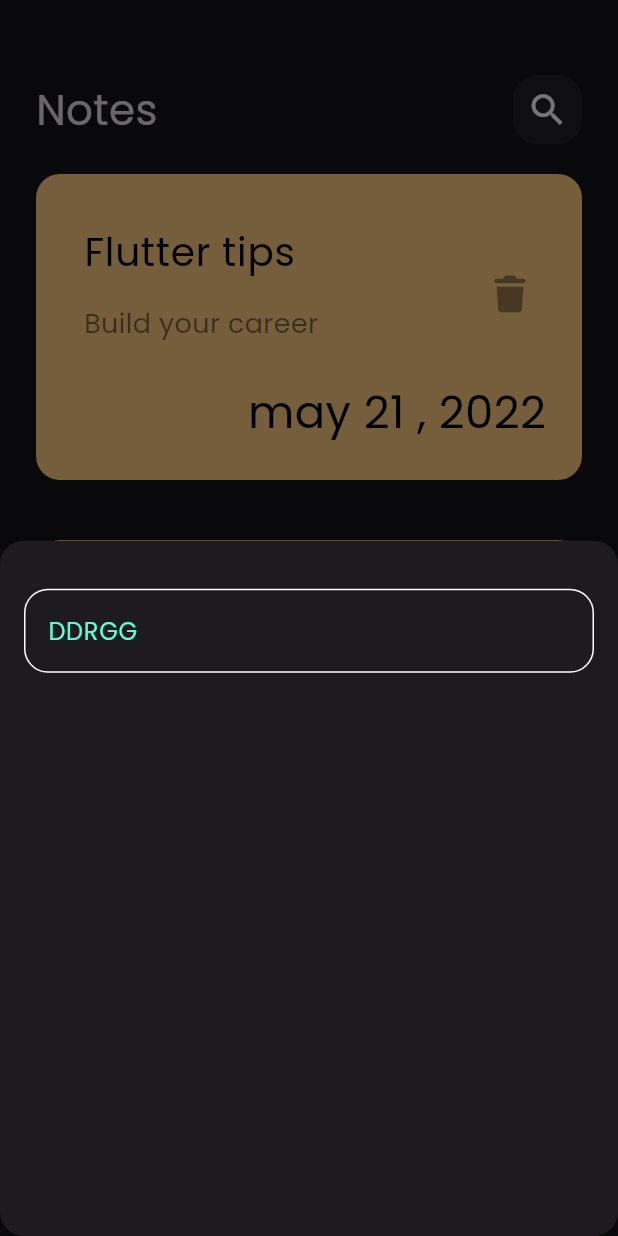
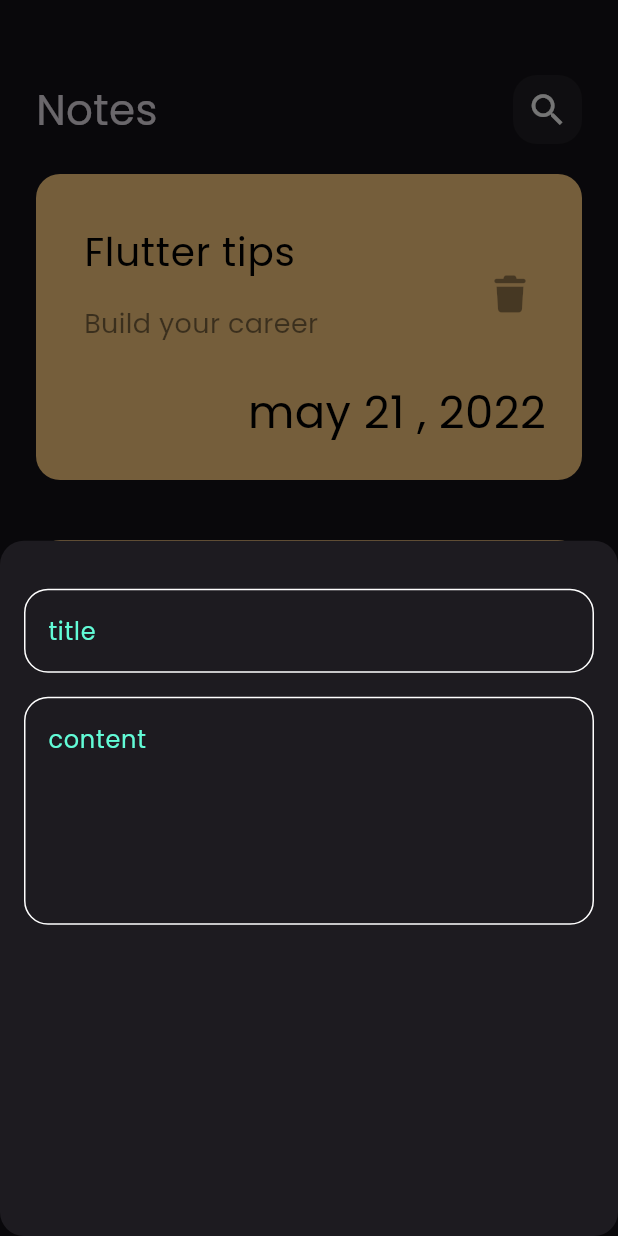
Before and after one commit to kie4a/notes_app, a Flutter app: the screen it shows after launch, after a tap on the "add" icon, on a phone screen of 412 x 824 dp. Run offline on Flutter 3.47's test engine with Material 3 defaults, Android fonts, the phone set to English and light mode, and no system bars; our stand-ins replace font_awesome_flutter.

Commit message:
add filed to bottom sheet

```diff
--- a/App/lib/constants.dart
+++ b/App/lib/constants.dart
@@ -1,7 +1,4 @@
 
-
-
-
-import 'package:flutter/material.dart';
+ import 'package:flutter/material.dart';
 
 const kPrimaycolor = const Color(0xff62FCD7);
--- a/App/lib/widgets/add_node_bottom_sheet.dart
+++ b/App/lib/widgets/add_node_bottom_sheet.dart
@@ -10,9 +10,10 @@
       padding: const EdgeInsets.symmetric(
         horizontal: 16),
       child: Column(children: [
-        SizedBox(height: 32),
-        CustomTextFiled(),
-
+    const    SizedBox(height: 32),
+        CustomTextFiled(hint: "title",),
+   const    SizedBox(height: 16),
+        CustomTextFiled(hint: "content",maxLines: 5,)
         ],
         ),
     );
--- a/App/lib/widgets/custom_app_bar.dart
+++ b/App/lib/widgets/custom_app_bar.dart
@@ -1,7 +1,5 @@
-
 import 'package:flutter/material.dart';
 import 'package:qq/widgets/custom_icon_search.dart';
-
 class CustomAppbar extends StatelessWidget {
   const CustomAppbar({super.key});
 
@@ -9,7 +7,6 @@
   Widget build(BuildContext context) {
     return Row(
 children: [const Text("Notes",style: TextStyle(fontSize: 28),
-
 ),Spacer()
 ,
 CustomSearchIcon()
--- a/App/lib/widgets/custom_text_filed.dart
+++ b/App/lib/widgets/custom_text_filed.dart
@@ -2,29 +2,29 @@
 import 'package:qq/constants.dart';
 
 class CustomTextFiled extends StatelessWidget {
-  const CustomTextFiled({super.key});
-
+  const CustomTextFiled({super.key, required this.hint,  this.maxLines =1});
+  final String hint;
+  final int maxLines;
   @override
   Widget build(BuildContext context) {
     return TextField(
-   cursorColor: kPrimaycolor,
-    decoration: InputDecoration(
-    hintText: "DDRGG",
-      hintStyle:const  TextStyle(color: kPrimaycolor),
-      border: buildBorder(),
-      enabledBorder: buildBorder(),
-      focusedBorder: buildBorder(kPrimaycolor
-       ),
-    ),
+      cursorColor: kPrimaycolor,
+      maxLines: maxLines,
+      decoration: InputDecoration(
+        hintText: hint,
+
+        hintStyle: const TextStyle(color: kPrimaycolor),
+        border: buildBorder(),
+        enabledBorder: buildBorder(),
+        focusedBorder: buildBorder(kPrimaycolor),
+      ),
     );
   }
 
   OutlineInputBorder buildBorder([color]) {
     return OutlineInputBorder(
-
-
       borderRadius: BorderRadius.circular(16),
-borderSide: BorderSide(color: color ?? Colors.white)
+      borderSide: BorderSide(color: color ?? Colors.white),
     );
   }
 }
```
